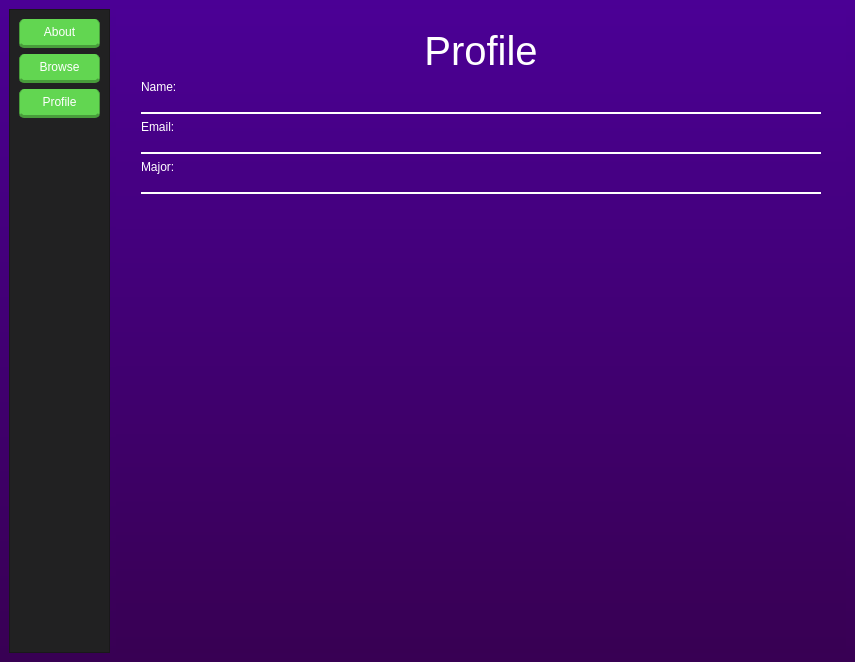
Qt form stinder/ui/Home.ui (gibbons-eddie/Stinder) before a commit.
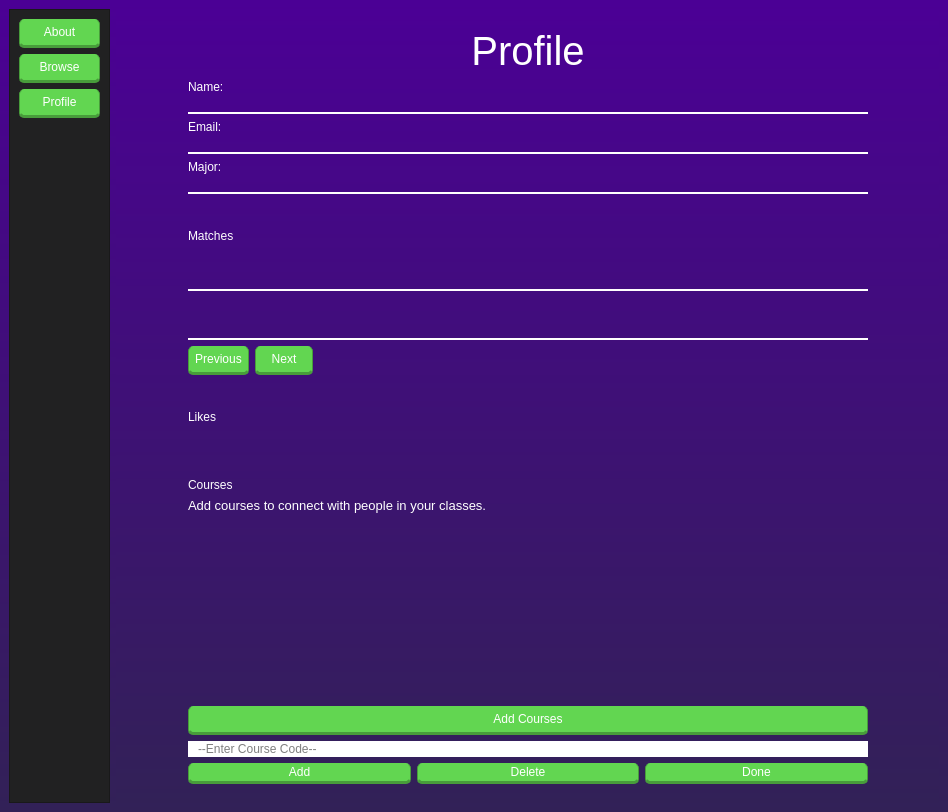
The same form after that commit. The open tabs and pages were chosen to show the change. Icons and pictures are not drawn.

```diff
--- a/stinder/ui/Home.ui
+++ b/stinder/ui/Home.ui
@@ -6,8 +6,8 @@
    <rect>
     <x>0</x>
     <y>0</y>
-    <width>855</width>
-    <height>662</height>
+    <width>948</width>
+    <height>812</height>
    </rect>
   </property>
   <property name="windowTitle">
@@ -17,7 +17,8 @@
    <bool>false</bool>
   </property>
   <property name="styleSheet">
-   <string notr="true">background-color:qlineargradient(spread:pad, x1:1, y1:1, x2:1, y2:0, stop:0 rgba(56, 0, 83, 255), stop:1 rgba(75, 0, 149, 255))</string>
+   <string notr="true">background-color:qlineargradient(spread:pad, x1:1, y1:1, x2:1, y2:0, stop:0 rgba(50, 33, 87, 255), stop:1 rgba(75, 0, 149, 255));
+</string>
   </property>
   <property name="animated">
    <bool>true</bool>
@@ -59,8 +60,8 @@
          </property>
          <property name="maximumSize">
           <size>
-           <width>81</width>
-           <height>41</height>
+           <width>120</width>
+           <height>42</height>
           </size>
          </property>
          <property name="text">
@@ -276,7 +277,7 @@
                 <height>3119</height>
                </rect>
               </property>
-              <layout class="QGridLayout" name="gridLayout_9">
+              <layout class="QGridLayout" name="gridLayout_12">
                <item row="2" column="0">
                 <widget class="QFrame" name="AboutTextP2">
                  <property name="frameShape">
@@ -1799,8 +1800,432 @@
           <property name="frameShadow">
            <enum>QFrame::Raised</enum>
           </property>
-          <layout class="QVBoxLayout" name="verticalLayout">
-           <item>
+          <layout class="QGridLayout" name="gridLayout_9">
+           <item row="21" column="0">
+            <widget class="QListWidget" name="lCourseListWidget"/>
+           </item>
+           <item row="9" column="0">
+            <spacer name="verticalSpacer_6">
+             <property name="orientation">
+              <enum>Qt::Vertical</enum>
+             </property>
+             <property name="sizeHint" stdset="0">
+              <size>
+               <width>20</width>
+               <height>40</height>
+              </size>
+             </property>
+            </spacer>
+           </item>
+           <item row="10" column="0">
+            <widget class="QLabel" name="MatchName">
+             <property name="styleSheet">
+              <string notr="true">color: white; 
+font: 15pt &quot;Segoe UI&quot;;
+background: transparent;
+border-bottom: 2px solid white;</string>
+             </property>
+             <property name="text">
+              <string/>
+             </property>
+            </widget>
+           </item>
+           <item row="23" column="0">
+            <widget class="QPushButton" name="AddCoursesBtn">
+             <property name="styleSheet">
+              <string notr="true">font: 500 13pt &quot;Nexa Bold&quot;;
+background-color: rgb(98, 214, 81);
+color: rgb(255, 255, 255);
+border-radius: 5px; border: 2px rgb(33, 33, 34);
+border-bottom: 3px solid rgb(72, 156, 59);
+border-left:  1px solid rgb(72, 156, 59);
+border-right:  1px solid rgb(72, 156, 59);
+padding: 6px;
+</string>
+             </property>
+             <property name="text">
+              <string>Add Courses</string>
+             </property>
+            </widget>
+           </item>
+           <item row="7" column="0">
+            <spacer name="verticalSpacer_2">
+             <property name="orientation">
+              <enum>Qt::Vertical</enum>
+             </property>
+             <property name="sizeHint" stdset="0">
+              <size>
+               <width>20</width>
+               <height>40</height>
+              </size>
+             </property>
+            </spacer>
+           </item>
+           <item row="16" column="0">
+            <widget class="QLabel" name="LikesLabel">
+             <property name="text">
+              <string/>
+             </property>
+            </widget>
+           </item>
+           <item row="13" column="0">
+            <layout class="QHBoxLayout" name="MatchLayout">
+             <item>
+              <widget class="QPushButton" name="prevMatchButton">
+               <property name="styleSheet">
+                <string notr="true">font: 500 13pt &quot;Nexa Bold&quot;;
+background-color: rgb(98, 214, 81);
+color: rgb(255, 255, 255);
+border-radius: 5px; border: 2px rgb(33, 33, 34);
+border-bottom: 3px solid rgb(72, 156, 59);
+border-left:  1px solid rgb(72, 156, 59);
+border-right:  1px solid rgb(72, 156, 59);
+padding: 6px;</string>
+               </property>
+               <property name="text">
+                <string>Previous</string>
+               </property>
+              </widget>
+             </item>
+             <item>
+              <widget class="QPushButton" name="nextMatchButton">
+               <property name="layoutDirection">
+                <enum>Qt::LeftToRight</enum>
+               </property>
+               <property name="styleSheet">
+                <string notr="true">font: 500 13pt &quot;Nexa Bold&quot;;
+background-color: rgb(98, 214, 81);
+color: rgb(255, 255, 255);
+border-radius: 5px; border: 2px rgb(33, 33, 34);
+border-bottom: 3px solid rgb(72, 156, 59);
+border-left:  1px solid rgb(72, 156, 59);
+border-right:  1px solid rgb(72, 156, 59);
+padding: 6px;
+padding-right:15px;
+padding-left:15px;</string>
+               </property>
+               <property name="text">
+                <string>Next</string>
+               </property>
+              </widget>
+             </item>
+             <item>
+              <spacer name="MatchSpacer">
+               <property name="orientation">
+                <enum>Qt::Horizontal</enum>
+               </property>
+               <property name="sizeHint" stdset="0">
+                <size>
+                 <width>40</width>
+                 <height>20</height>
+                </size>
+               </property>
+              </spacer>
+             </item>
+            </layout>
+           </item>
+           <item row="2" column="0">
+            <widget class="QLabel" name="UserName">
+             <property name="sizePolicy">
+              <sizepolicy hsizetype="Preferred" vsizetype="Fixed">
+               <horstretch>0</horstretch>
+               <verstretch>0</verstretch>
+              </sizepolicy>
+             </property>
+             <property name="minimumSize">
+              <size>
+               <width>300</width>
+               <height>0</height>
+              </size>
+             </property>
+             <property name="styleSheet">
+              <string notr="true">color: white; 
+font: 15pt &quot;Segoe UI&quot;;
+background: transparent;
+border-bottom: 2px solid white;
+
+</string>
+             </property>
+             <property name="text">
+              <string/>
+             </property>
+            </widget>
+           </item>
+           <item row="19" column="0">
+            <widget class="QLabel" name="CoursesTitle">
+             <property name="styleSheet">
+              <string notr="true">color: white; 
+font: 30pt &quot;Segoe UI&quot;;
+background: transparent;</string>
+             </property>
+             <property name="text">
+              <string>Courses</string>
+             </property>
+            </widget>
+           </item>
+           <item row="14" column="0">
+            <spacer name="verticalSpacer_4">
+             <property name="orientation">
+              <enum>Qt::Vertical</enum>
+             </property>
+             <property name="sizeHint" stdset="0">
+              <size>
+               <width>20</width>
+               <height>40</height>
+              </size>
+             </property>
+            </spacer>
+           </item>
+           <item row="12" column="0">
+            <widget class="QLabel" name="MatchEmail">
+             <property name="styleSheet">
+              <string notr="true">color: white; 
+font: 15pt &quot;Segoe UI&quot;;
+background: transparent;
+border-bottom: 2px solid white;</string>
+             </property>
+             <property name="text">
+              <string/>
+             </property>
+            </widget>
+           </item>
+           <item row="11" column="0">
+            <spacer name="verticalSpacer_5">
+             <property name="orientation">
+              <enum>Qt::Vertical</enum>
+             </property>
+             <property name="sizeHint" stdset="0">
+              <size>
+               <width>20</width>
+               <height>40</height>
+              </size>
+             </property>
+            </spacer>
+           </item>
+           <item row="3" column="0">
+            <widget class="QLabel" name="label_2">
+             <property name="minimumSize">
+              <size>
+               <width>150</width>
+               <height>0</height>
+              </size>
+             </property>
+             <property name="styleSheet">
+              <string notr="true">color: white; 
+font: 15pt &quot;Segoe UI&quot;;
+background: transparent;
+
+</string>
+             </property>
+             <property name="text">
+              <string>Email:</string>
+             </property>
+            </widget>
+           </item>
+           <item row="5" column="0">
+            <widget class="QLabel" name="label_3">
+             <property name="minimumSize">
+              <size>
+               <width>150</width>
+               <height>0</height>
+              </size>
+             </property>
+             <property name="styleSheet">
+              <string notr="true">color: white; 
+font: 15pt &quot;Segoe UI&quot;;
+background: transparent;
+
+</string>
+             </property>
+             <property name="text">
+              <string>Major:</string>
+             </property>
+            </widget>
+           </item>
+           <item row="25" column="0">
+            <layout class="QHBoxLayout" name="CourseVertLayout">
+             <item>
+              <widget class="QPushButton" name="AddBtn">
+               <property name="styleSheet">
+                <string notr="true">font: 500 13pt &quot;Nexa Bold&quot;;
+background-color: rgb(98, 214, 81);
+color: rgb(255, 255, 255);
+border-radius: 5px; border: 2px rgb(33, 33, 34);
+border-bottom: 3px solid rgb(72, 156, 59);
+border-left:  1px solid rgb(72, 156, 59);
+border-right:  1px solid rgb(72, 156, 59);
+padding: 2px;
+</string>
+               </property>
+               <property name="text">
+                <string>Add</string>
+               </property>
+              </widget>
+             </item>
+             <item>
+              <widget class="QPushButton" name="DoneBtn">
+               <property name="styleSheet">
+                <string notr="true">font: 500 13pt &quot;Nexa Bold&quot;;
+background-color: rgb(98, 214, 81);
+color: rgb(255, 255, 255);
+border-radius: 5px; border: 2px rgb(33, 33, 34);
+border-bottom: 3px solid rgb(72, 156, 59);
+border-left:  1px solid rgb(72, 156, 59);
+border-right:  1px solid rgb(72, 156, 59);
+padding: 2px;
+</string>
+               </property>
+               <property name="text">
+                <string>Delete</string>
+               </property>
+              </widget>
+             </item>
+             <item>
+              <widget class="QPushButton" name="DeleteBtn">
+               <property name="styleSheet">
+                <string notr="true">font: 500 13pt &quot;Nexa Bold&quot;;
+background-color: rgb(98, 214, 81);
+color: rgb(255, 255, 255);
+border-radius: 5px; border: 2px rgb(33, 33, 34);
+border-bottom: 3px solid rgb(72, 156, 59);
+border-left:  1px solid rgb(72, 156, 59);
+border-right:  1px solid rgb(72, 156, 59);
+padding: 2px;
+</string>
+               </property>
+               <property name="text">
+                <string>Done</string>
+               </property>
+              </widget>
+             </item>
+            </layout>
+           </item>
+           <item row="8" column="0">
+            <widget class="QLabel" name="MatchTitle">
+             <property name="styleSheet">
+              <string notr="true">color: white; 
+font: 30pt &quot;Segoe UI&quot;;
+background: transparent;
+</string>
+             </property>
+             <property name="text">
+              <string>Matches</string>
+             </property>
+            </widget>
+           </item>
+           <item row="24" column="0">
+            <widget class="QLineEdit" name="CourseInputEdit">
+             <property name="styleSheet">
+              <string notr="true">background-color: white;
+border-radius: 10px;
+padding: 0 8px;</string>
+             </property>
+             <property name="placeholderText">
+              <string>--Enter Course Code--</string>
+             </property>
+            </widget>
+           </item>
+           <item row="1" column="0">
+            <widget class="QLabel" name="label">
+             <property name="minimumSize">
+              <size>
+               <width>150</width>
+               <height>0</height>
+              </size>
+             </property>
+             <property name="styleSheet">
+              <string notr="true">color: white; 
+font: 15pt &quot;Segoe UI&quot;;
+background: transparent;
+
+</string>
+             </property>
+             <property name="text">
+              <string>Name:</string>
+             </property>
+            </widget>
+           </item>
+           <item row="6" column="0">
+            <widget class="QLabel" name="UserMajor">
+             <property name="sizePolicy">
+              <sizepolicy hsizetype="Preferred" vsizetype="Fixed">
+               <horstretch>0</horstretch>
+               <verstretch>0</verstretch>
+              </sizepolicy>
+             </property>
+             <property name="minimumSize">
+              <size>
+               <width>300</width>
+               <height>0</height>
+              </size>
+             </property>
+             <property name="styleSheet">
+              <string notr="true">color: white; 
+font: 15pt &quot;Segoe UI&quot;;
+background: transparent;
+border-bottom: 2px solid white;
+
+</string>
+             </property>
+             <property name="text">
+              <string/>
+             </property>
+            </widget>
+           </item>
+           <item row="4" column="0">
+            <widget class="QLabel" name="UserEmail">
+             <property name="sizePolicy">
+              <sizepolicy hsizetype="Preferred" vsizetype="Fixed">
+               <horstretch>0</horstretch>
+               <verstretch>0</verstretch>
+              </sizepolicy>
+             </property>
+             <property name="minimumSize">
+              <size>
+               <width>300</width>
+               <height>0</height>
+              </size>
+             </property>
+             <property name="styleSheet">
+              <string notr="true">color: white; 
+font: 15pt &quot;Segoe UI&quot;;
+background: transparent;
+border-bottom: 2px solid white;
+
+</string>
+             </property>
+             <property name="text">
+              <string/>
+             </property>
+            </widget>
+           </item>
+           <item row="17" column="0">
+            <spacer name="verticalSpacer_3">
+             <property name="orientation">
+              <enum>Qt::Vertical</enum>
+             </property>
+             <property name="sizeHint" stdset="0">
+              <size>
+               <width>20</width>
+               <height>40</height>
+              </size>
+             </property>
+            </spacer>
+           </item>
+           <item row="15" column="0">
+            <widget class="QLabel" name="LikesTitle">
+             <property name="styleSheet">
+              <string notr="true">color: white; 
+font: 30pt &quot;Segoe UI&quot;;
+background: transparent;
+</string>
+             </property>
+             <property name="text">
+              <string>Likes</string>
+             </property>
+            </widget>
+           </item>
+           <item row="0" column="0">
             <widget class="QLabel" name="label_4">
              <property name="font">
               <font>
@@ -1827,164 +2252,15 @@
              </property>
             </widget>
            </item>
-           <item>
-            <widget class="QLabel" name="label">
-             <property name="minimumSize">
-              <size>
-               <width>150</width>
-               <height>0</height>
-              </size>
-             </property>
+           <item row="20" column="0">
+            <widget class="QLabel" name="courseinstructLabel">
              <property name="styleSheet">
-              <string notr="true">color: white; 
-font: 15pt &quot;Segoe UI&quot;;
-background: transparent;
-
+              <string notr="true">color: white;
+font: 10pt;
 </string>
              </property>
              <property name="text">
-              <string>Name:</string>
-             </property>
-            </widget>
-           </item>
-           <item>
-            <widget class="QLabel" name="UserName">
-             <property name="sizePolicy">
-              <sizepolicy hsizetype="Preferred" vsizetype="Fixed">
-               <horstretch>0</horstretch>
-               <verstretch>0</verstretch>
-              </sizepolicy>
-             </property>
-             <property name="minimumSize">
-              <size>
-               <width>300</width>
-               <height>0</height>
-              </size>
-             </property>
-             <property name="styleSheet">
-              <string notr="true">color: white; 
-font: 15pt &quot;Segoe UI&quot;;
-background: transparent;
-border-bottom: 2px solid white;
-
-</string>
-             </property>
-             <property name="text">
-              <string/>
-             </property>
-            </widget>
-           </item>
-           <item>
-            <widget class="QLabel" name="label_2">
-             <property name="minimumSize">
-              <size>
-               <width>150</width>
-               <height>0</height>
-              </size>
-             </property>
-             <property name="styleSheet">
-              <string notr="true">color: white; 
-font: 15pt &quot;Segoe UI&quot;;
-background: transparent;
-
-</string>
-             </property>
-             <property name="text">
-              <string>Email:</string>
-             </property>
-            </widget>
-           </item>
-           <item>
-            <widget class="QLabel" name="UserEmail">
-             <property name="sizePolicy">
-              <sizepolicy hsizetype="Preferred" vsizetype="Fixed">
-               <horstretch>0</horstretch>
-               <verstretch>0</verstretch>
-              </sizepolicy>
-             </property>
-             <property name="minimumSize">
-              <size>
-               <width>300</width>
-               <height>0</height>
-              </size>
-             </property>
-             <property name="styleSheet">
-              <string notr="true">color: white; 
-font: 15pt &quot;Segoe UI&quot;;
-background: transparent;
-border-bottom: 2px solid white;
-
-</string>
-             </property>
-             <property name="text">
-              <string/>
-             </property>
-            </widget>
-           </item>
-           <item>
-            <widget class="QLabel" name="label_3">
-             <property name="minimumSize">
-              <size>
-               <width>150</width>
-               <height>0</height>
-              </size>
-             </property>
-             <property name="styleSheet">
-              <string notr="true">color: white; 
-font: 15pt &quot;Segoe UI&quot;;
-background: transparent;
-
-</string>
-             </property>
-             <property name="text">
-              <string>Major:</string>
-             </property>
-            </widget>
-           </item>
-           <item>
-            <widget class="QLabel" name="UserMajor">
-             <property name="sizePolicy">
-              <sizepolicy hsizetype="Preferred" vsizetype="Fixed">
-               <horstretch>0</horstretch>
-               <verstretch>0</verstretch>
-              </sizepolicy>
-             </property>
-             <property name="minimumSize">
-              <size>
-               <width>300</width>
-               <height>0</height>
-              </size>
-             </property>
-             <property name="styleSheet">
-              <string notr="true">color: white; 
-font: 15pt &quot;Segoe UI&quot;;
-background: transparent;
-border-bottom: 2px solid white;
-
-</string>
-             </property>
-             <property name="text">
-              <string/>
-             </property>
-            </widget>
-           </item>
-           <item>
-            <spacer name="verticalSpacer_2">
-             <property name="orientation">
-              <enum>Qt::Vertical</enum>
-             </property>
-             <property name="sizeHint" stdset="0">
-              <size>
-               <width>20</width>
-               <height>40</height>
-              </size>
-             </property>
-            </spacer>
-           </item>
-           <item>
-            <widget class="QLabel" name="LikesLabel">
-             <property name="text">
-              <string/>
+              <string>Add courses to connect with people in your classes.</string>
              </property>
             </widget>
            </item>
```
Left out of the diff: 412 changed lines with no effect on the pictures.
